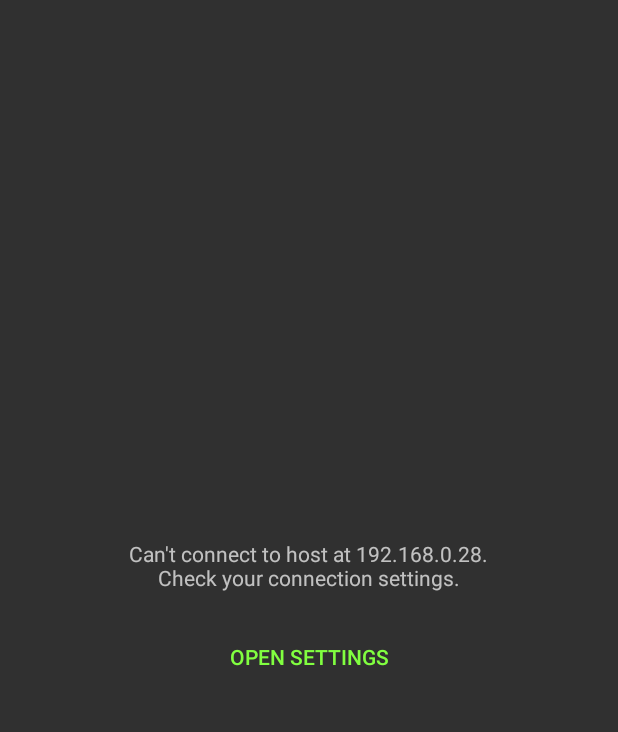
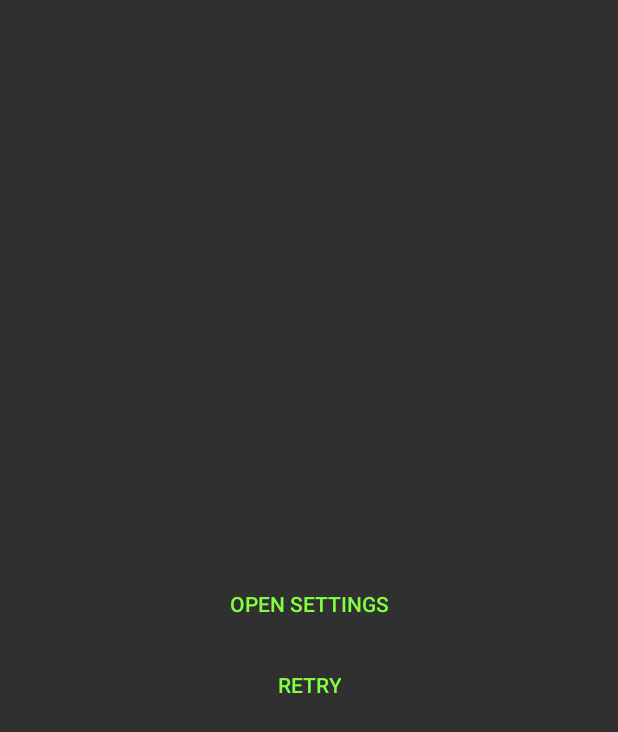
Before and after one commit to monzee/PiPad, an Android app: the fragment ProblemFragment placed in its activity, on a phone screen of 412 x 824 dp. Shown: the top 732 px of the screen. Run offline under Robolectric (Android 15) with nearby library versions, the phone set to English and light mode, and no system bars; libraries missing offline, so code that uses them is left out: ph.codeia.androidutils, ph.codeia.signal; 17 statements that could not run were skipped.

Commit message:
added retry button, changed colors, increased debounce period

```diff
--- a/app/src/main/java/ph/codeia/pipad/MainActivity.java
+++ b/app/src/main/java/ph/codeia/pipad/MainActivity.java
@@ -5,7 +5,6 @@ import android.support.v4.app.Fragment;
 import android.support.v4.app.FragmentManager;
 import android.support.v4.app.FragmentTransaction;
 import android.support.v7.app.AppCompatActivity;
-import android.support.v7.widget.Toolbar;
 import android.util.Log;
 import android.view.Menu;
 import android.view.MenuItem;
@@ -36,7 +35,6 @@ public class MainActivity extends AppCompatActivity {
     protected void onCreate(Bundle savedInstanceState) {
         super.onCreate(savedInstanceState);
         setContentView(R.layout.activity_main);
-        setSupportActionBar((Toolbar) findViewById(R.id.the_toolbar));
         status = (TextView) findViewById(R.id.the_status);
     }
 
--- a/app/src/main/java/ph/codeia/pipad/ProblemFragment.java
+++ b/app/src/main/java/ph/codeia/pipad/ProblemFragment.java
@@ -8,14 +8,22 @@ import android.view.View;
 import android.view.ViewGroup;
 import android.widget.TextView;
 
+import java.io.IOException;
+
+import ph.codeia.androidutils.AndroidChannel;
 import ph.codeia.androidutils.AndroidLoaderStore;
 import ph.codeia.signal.Channel;
+import ph.codeia.signal.Links;
 import ph.codeia.signal.SimpleChannel;
 
 
 public class ProblemFragment extends Fragment {
 
     private Channel<MainActivity.To> nav;
+    private Channel<IOException> reconnect;
+    private Channel.Link links;
+    private View doRetry;
+    private TextView message;
 
     public ProblemFragment() {}
 
@@ -26,8 +34,9 @@ public class ProblemFragment extends Fragment {
             @Nullable ViewGroup container,
             @Nullable Bundle savedInstanceState) {
         View root = inflater.inflate(R.layout.fragment_problem, container, false);
-        TextView message = (TextView) root.findViewById(R.id.the_message);
-        message.setText(getString(R.string.cant_connect, PiPad.config().host()));
+        message = (TextView) root.findViewById(R.id.the_message);
+        doRetry = root.findViewById(R.id.do_retry);
+        doRetry.setOnClickListener(_v -> reconnect.send(null));
         root.findViewById(R.id.do_launch_prefs)
                 .setOnClickListener(_v -> nav.send(MainActivity.To.SETTINGS));
         return root;
@@ -36,7 +45,29 @@ public class ProblemFragment extends Fragment {
     @Override
     public void onResume() {
         super.onResume();
-        nav = new AndroidLoaderStore(getActivity()).hardGet("navigation", SimpleChannel::new);
+        AndroidLoaderStore scope = new AndroidLoaderStore(getActivity());
+        Config conf = scope.hardGet("config", PiPad::config);
+        nav = scope.hardGet("navigation", SimpleChannel::new);
+        reconnect = scope.hardGet("reconnect-on-error", AndroidChannel::new);
+        message.setText(getString(R.string.cant_connect, conf.host()));
+        Task.Subject<Remote> connection = scope.hardGet("on-connect", Task.Subject::new);
+        links = Links.of(
+                connection.busy.link(connecting -> {
+                    if (connecting) {
+                        doRetry.setEnabled(false);
+                        message.setVisibility(View.INVISIBLE);
+                    } else {
+                        doRetry.setEnabled(true);
+                        message.setVisibility(View.VISIBLE);
+                    }
+                }));
+    }
+
+    @Override
+    public void onPause() {
+        super.onPause();
+        links.unlink();
+        links = null;
     }
 
 }
--- a/app/src/main/java/ph/codeia/pipad/TrackPadFragment.java
+++ b/app/src/main/java/ph/codeia/pipad/TrackPadFragment.java
@@ -2,7 +2,6 @@ package ph.codeia.pipad;
 
 import android.os.Bundle;
 import android.support.v4.app.Fragment;
-import android.support.v4.app.FragmentTransaction;
 import android.support.v4.util.Pair;
 import android.support.v7.app.AppCompatActivity;
 import android.support.v7.widget.Toolbar;
@@ -95,7 +94,7 @@ public class TrackPadFragment extends Fragment {
                         return true;
                     });
 
-                    Debounce delay = new Debounce(100);
+                    Debounce delay = new Debounce(500);
                     keyboard.setOnClickListener(_v -> {
                         if (delay.check()) {
                             new TextEntryDialog().show(getChildFragmentManager(), "text-entry");
--- a/app/src/main/res/layout/fragment_problem.xml
+++ b/app/src/main/res/layout/fragment_problem.xml
@@ -22,7 +22,16 @@
         android:layout_height="wrap_content"
         android:layout_gravity="center"
         android:text="@string/launch_settings"
-        style="?buttonBarPositiveButtonStyle"
+        style="?buttonBarButtonStyle"
+        />
+
+    <Button
+        android:id="@+id/do_retry"
+        android:layout_width="wrap_content"
+        android:layout_height="wrap_content"
+        android:layout_gravity="center"
+        android:text="@string/retry"
+        style="?buttonBarButtonStyle"
         />
 
 </LinearLayout>
--- a/app/src/main/res/values/colors.xml
+++ b/app/src/main/res/values/colors.xml
@@ -1,6 +1,6 @@
 <?xml version="1.0" encoding="utf-8"?>
 <resources>
-    <color name="colorPrimary">#B53F51</color>
-    <color name="colorPrimaryDark">#9F303F</color>
+    <color name="colorPrimary">#513FB5</color>
+    <color name="colorPrimaryDark">#3F309F</color>
     <color name="colorAccent">#81FF40</color>
 </resources>
--- a/app/src/main/res/values/strings.xml
+++ b/app/src/main/res/values/strings.xml
@@ -15,4 +15,5 @@
     <string name="settings">Settings</string>
     <string name="launch_settings">Open settings</string>
     <string name="cant_connect">Can\'t connect to host at %1$s.\nCheck your connection settings.</string>
+    <string name="retry">Retry</string>
 </resources>
--- a/app/src/main/res/xml/preferences.xml
+++ b/app/src/main/res/xml/preferences.xml
@@ -6,7 +6,7 @@
         android:key="host"
         android:title="Host name/IP address"
         android:defaultValue="192.168.0.28"
-        android:dialogLayout="@layout/preference_edittext"
+        android:dialogLayout="@layout/preference_uri_edittext"
         />
 
     <EditTextPreference
```
Also changed, not shown: app/src/main/java/ph/codeia/pipad/SettingsFragment.java (+13 -8 lines).
